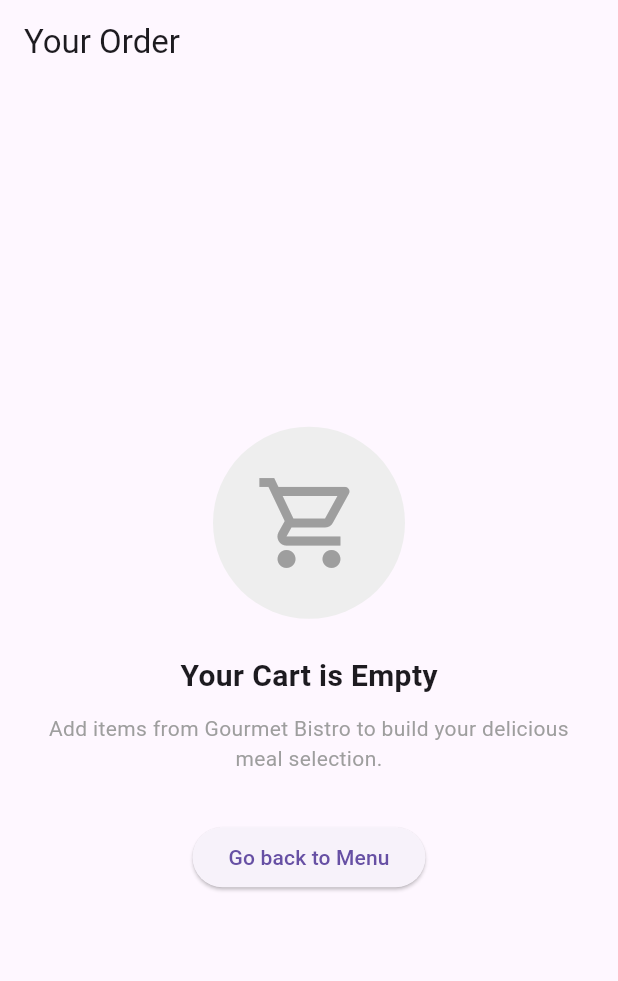
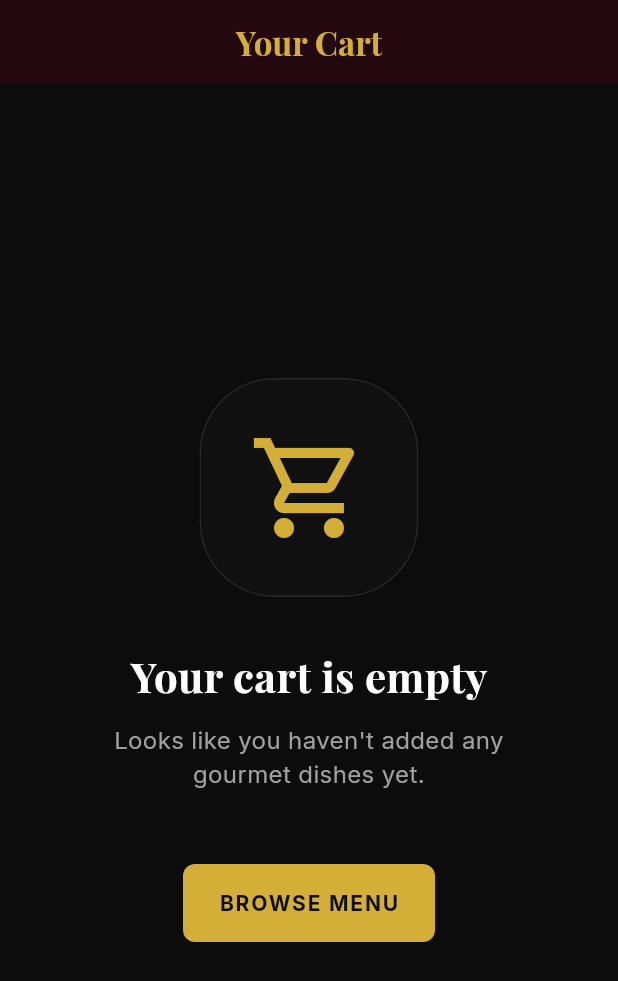
Before and after one commit to Manishraj019/aftercare01, a Flutter app: the CartScreen screen opened by its route, on a phone screen of 412 x 824 dp. Shown: the top 981 px of the screen. Run offline on Flutter 3.47's test engine with Material 3 defaults, Android fonts, the phone set to English and light mode, and no system bars; our stand-ins replace cloud_firestore, dartz, equatable, firebase_auth, firebase_core, flutter_riverpod and 3 more; accounts and stored records are empty; statements that could not run were skipped.

Commit message:
feat(cart): redesign cart with glassmorphism panels, gold accents, and luxury bill details layout

```diff
--- a/lib/features/menu/presentation/screens/cart_screen.dart
+++ b/lib/features/menu/presentation/screens/cart_screen.dart
@@ -1,6 +1,9 @@
 import 'package:flutter/material.dart';
 import 'package:flutter_riverpod/flutter_riverpod.dart';
 import 'package:go_router/go_router.dart';
+import 'package:google_fonts/google_fonts.dart';
+import 'package:restaurantos/core/theme/app_theme.dart';
+import 'package:restaurantos/core/widgets/food_app_widgets.dart';
 import 'package:restaurantos/features/menu/presentation/viewmodels/cart_viewmodel.dart';
 
 class CartScreen extends ConsumerWidget {
@@ -11,39 +14,111 @@ class CartScreen extends ConsumerWidget {
     final cartItems = ref.watch(cartViewModelProvider);
     final cartNotifier = ref.read(cartViewModelProvider.notifier);
 
-    // Empty Cart State Representation
     if (cartItems.isEmpty) {
       return Scaffold(
-        appBar: AppBar(title: const Text('Your Order')),
+        backgroundColor: AppTheme.bgDarkCharcoal,
+        appBar: _buildAppBar(context, cartNotifier, isEmpty: true),
         body: Center(
-          child: Padding(
-            padding: const EdgeInsets.all(28.0),
           child: Column(
             mainAxisAlignment: MainAxisAlignment.center,
             children: [
-                Container(
-                  padding: const EdgeInsets.all(28),
-                  decoration: BoxDecoration(
-                    color: Colors.grey.shade200,
-                    shape: BoxShape.circle,
-                  ),
-                  child: const Icon(Icons.shopping_cart_outlined, size: 72, color: Colors.grey),
-                ),
-                const SizedBox(height: 24),
-                const Text(
-                  'Your Cart is Empty',
-                  style: TextStyle(fontSize: 20, fontWeight: FontWeight.bold),
-                ),
-                const SizedBox(height: 10),
-                const Text(
-                  'Add items from Gourmet Bistro to build your delicious meal selection.',
-                  textAlign: TextAlign.center,
-                  style: TextStyle(color: Colors.grey),
+              GlassContainer(
+                blur: 15, opacity: 0.5,
+                borderRadius: BorderRadius.circular(50),
+                padding: const EdgeInsets.all(32),
+                child: const Icon(Icons.shopping_cart_outlined,
+                    size: 80, color: AppTheme.primaryGold),
               ),
               const SizedBox(height: 32),
-                ElevatedButton(
+              Text('Your cart is empty',
+                  style: GoogleFonts.playfairDisplay(
+                    color: AppTheme.pureWhite, fontSize: 28, fontWeight: FontWeight.bold,
+                  )),
+              const SizedBox(height: 12),
+              Padding(
+                padding: const EdgeInsets.symmetric(horizontal: 48),
+                child: Text(
+                  'Looks like you haven\'t added any gourmet dishes yet.',
+                  textAlign: TextAlign.center,
+                  style: GoogleFonts.inter(color: AppTheme.textMuted, fontSize: 16),
+                ),
+              ),
+              const SizedBox(height: 48),
+              FoodPrimaryButton(
                 onPressed: () => context.pop(),
-                  child: const Text('Go back to Menu'),
+                label: 'BROWSE MENU',
+              ),
+            ],
+          ),
+        ),
+      );
+    }
+
+    return Scaffold(
+      backgroundColor: AppTheme.bgDarkCharcoal,
+      appBar: _buildAppBar(context, cartNotifier),
+      body: SingleChildScrollView(
+        padding: const EdgeInsets.only(bottom: 120),
+        child: Column(
+          children: [
+            // Cart Items
+            GlassContainer(
+              margin: const EdgeInsets.all(20),
+              blur: 20, opacity: 0.8,
+              child: ListView.separated(
+                physics: const NeverScrollableScrollPhysics(),
+                shrinkWrap: true,
+                padding: const EdgeInsets.all(24),
+                itemCount: cartItems.length,
+                separatorBuilder: (context, index) => Divider(height: 32, color: AppTheme.borderLight),
+                itemBuilder: (context, index) {
+                  final item = cartItems[index];
+                  return _CartItemRow(
+                    item: item,
+                    onDecrement: () => cartNotifier.updateQuantity(item.itemId, -1),
+                    onIncrement: () => cartNotifier.updateQuantity(item.itemId, 1),
+                  );
+                },
+              ),
+            ),
+
+            // Bill Details Receipt
+            GlassContainer(
+              margin: const EdgeInsets.symmetric(horizontal: 20),
+              blur: 20, opacity: 0.8,
+              child: _BillCard(cartNotifier: cartNotifier),
+            ),
+          ],
+        ),
+      ),
+      bottomSheet: GlassContainer(
+        blur: 30, opacity: 0.95,
+        color: AppTheme.bgDarkCharcoal.withValues(alpha: 0.9),
+        borderRadius: const BorderRadius.vertical(top: Radius.circular(24)),
+        border: Border(top: BorderSide(color: AppTheme.borderLight)),
+        padding: const EdgeInsets.all(24),
+        child: SafeArea(
+          child: Row(
+            children: [
+              Expanded(
+                flex: 1,
+                child: Column(
+                  mainAxisSize: MainAxisSize.min,
+                  crossAxisAlignment: CrossAxisAlignment.start,
+                  children: [
+                    Text('Grand Total', style: GoogleFonts.inter(color: AppTheme.textMuted, fontSize: 12, letterSpacing: 1)),
+                    Text('\$${cartNotifier.total.toStringAsFixed(2)}', style: GoogleFonts.playfairDisplay(color: AppTheme.pureWhite, fontSize: 24, fontWeight: FontWeight.bold)),
+                  ],
+                ),
+              ),
+              Expanded(
+                flex: 2,
+                child: FoodPrimaryButton(
+                  key: const Key('checkoutButton'),
+                  onPressed: () => context.push('/customer/checkout'),
+                  label: 'PROCEED',
+                  icon: Icons.arrow_forward_rounded,
+                ),
               ),
             ],
           ),
@@ -52,168 +127,155 @@ class CartScreen extends ConsumerWidget {
     );
   }
 
-    return Scaffold(
-      appBar: AppBar(
-        title: const Text('Your Order'),
-        actions: [
+  PreferredSizeWidget _buildAppBar(BuildContext context, CartViewModel cartNotifier,
+      {bool isEmpty = false}) {
+    return AppBar(
+      title: Text('Your Cart', style: GoogleFonts.playfairDisplay(color: AppTheme.primaryGold, fontWeight: FontWeight.bold, fontSize: 22)),
+      centerTitle: true,
+      backgroundColor: AppTheme.bgDeepBurgundy,
+      elevation: 0,
+      iconTheme: const IconThemeData(color: AppTheme.primaryGold),
+      actions: isEmpty
+          ? null
+          : [
               IconButton(
                 key: const Key('clearCartButton'),
-            icon: const Icon(Icons.delete_sweep_outlined, color: Colors.redAccent),
-            onPressed: () => cartNotifier.clearCart(),
+                icon: const Icon(Icons.delete_outline_rounded, color: AppTheme.textMuted),
+                onPressed: () {
+                  showDialog(
+                    context: context,
+                    builder: (context) => AlertDialog(
+                      backgroundColor: AppTheme.bgDarkPanel,
+                      shape: RoundedRectangleBorder(borderRadius: BorderRadius.circular(16), side: BorderSide(color: AppTheme.borderLight)),
+                      title: Text('Clear Cart?', style: GoogleFonts.playfairDisplay(color: AppTheme.pureWhite, fontWeight: FontWeight.bold)),
+                      content: Text('Are you sure you want to remove all items from your cart?', style: GoogleFonts.inter(color: AppTheme.textLight)),
+                      actions: [
+                        TextButton(
+                          onPressed: () => Navigator.pop(context),
+                          child: Text('CANCEL', style: GoogleFonts.inter(color: AppTheme.textMuted, fontWeight: FontWeight.bold)),
+                        ),
+                        TextButton(
+                          onPressed: () {
+                            cartNotifier.clearCart();
+                            Navigator.pop(context);
+                          },
+                          child: Text('CLEAR', style: GoogleFonts.inter(color: AppTheme.nonVegRed, fontWeight: FontWeight.bold)),
                         ),
                       ],
                     ),
-      body: Column(
+                  );
+                },
+                tooltip: 'Clear Cart',
+              ),
+            ],
+    );
+  }
+}
+
+// ─── Cart Item Row ─────────────────────────────────────────────────
+class _CartItemRow extends StatelessWidget {
+  final dynamic item;
+  final VoidCallback onDecrement;
+  final VoidCallback onIncrement;
+
+  const _CartItemRow({
+    required this.item,
+    required this.onDecrement,
+    required this.onIncrement,
+  });
+
+  @override
+  Widget build(BuildContext context) {
+    return Row(
+      crossAxisAlignment: CrossAxisAlignment.start,
       children: [
-          // Cart Items List
-          Expanded(
-            child: ListView.builder(
-              padding: const EdgeInsets.symmetric(horizontal: 16.0),
-              itemCount: cartItems.length,
-              itemBuilder: (context, index) {
-                final item = cartItems[index];
-
-                return Card(
-                  margin: const EdgeInsets.only(bottom: 12.0),
-                  child: Padding(
-                    padding: const EdgeInsets.all(12.0),
-                    child: Row(
-                      children: [
-                        // Small item thumbnail
-                        Image.network(
-                          item.imageUrl,
-                          width: 60,
-                          height: 60,
-                          fit: BoxFit.cover,
-                          errorBuilder: (_, _, _) => Container(
-                            width: 60,
-                            height: 60,
-                            color: Colors.grey.shade300,
-                            child: const Icon(Icons.fastfood, size: 24, color: Colors.white54),
-                          ),
-                        ),
-                        const SizedBox(width: 16),
-                        // Item Details
+        // Name & price
         Expanded(
           child: Column(
             crossAxisAlignment: CrossAxisAlignment.start,
             children: [
-                              Text(
-                                item.name,
-                                style: const TextStyle(fontWeight: FontWeight.bold, fontSize: 15),
-                                maxLines: 1,
-                                overflow: TextOverflow.ellipsis,
-                              ),
-                              const SizedBox(height: 4),
-                              Text(
-                                '\$${item.price.toStringAsFixed(2)} each',
-                                style: const TextStyle(fontSize: 12, color: Colors.grey),
-                              ),
+              Text(item.name,
+                  style: GoogleFonts.inter(
+                    color: AppTheme.pureWhite, fontSize: 16, fontWeight: FontWeight.bold,
+                  )),
+              const SizedBox(height: 6),
+              Text('\$${item.price.toStringAsFixed(2)}',
+                  style: GoogleFonts.inter(color: AppTheme.primaryGold, fontSize: 14, fontWeight: FontWeight.w500)),
             ],
           ),
         ),
-                        // Stepper count controls
-                        Row(
-                          children: [
-                            IconButton(
-                              key: Key('dec_${item.itemId}'),
-                              icon: const Icon(Icons.remove_circle_outline, size: 22, color: Colors.grey),
-                              onPressed: () => cartNotifier.updateQuantity(item.itemId, -1),
+        const SizedBox(width: 16),
+        // Stepper
+        AddStepperButton(
+          quantity: item.quantity,
+          onAdd: onIncrement,
+          onRemove: onDecrement,
         ),
-                            Text(
-                              '${item.quantity}',
-                              style: const TextStyle(fontWeight: FontWeight.bold, fontSize: 14),
-                            ),
-                            IconButton(
-                              key: Key('inc_${item.itemId}'),
-                              icon: const Icon(Icons.add_circle_outline, size: 22, color: Colors.grey),
-                              onPressed: () => cartNotifier.updateQuantity(item.itemId, 1),
-                            ),
-                          ],
-                        ),
-                        // Total price
+        const SizedBox(width: 16),
+        // Item Total
         SizedBox(
           width: 60,
           child: Text(
-                            '\$${item.total.toStringAsFixed(2)}',
-                            textAlign: TextAlign.end,
-                            style: const TextStyle(fontWeight: FontWeight.bold),
+            '\$${(item.price * item.quantity).toStringAsFixed(2)}',
+            textAlign: TextAlign.right,
+            style: GoogleFonts.inter(color: AppTheme.pureWhite, fontSize: 16, fontWeight: FontWeight.bold),
           ),
         ),
       ],
-                    ),
-                  ),
     );
-              },
-            ),
-          ),
+  }
+}
 
-          // Bill Details Summary card
-          Card(
-            margin: const EdgeInsets.all(16.0),
-            child: Padding(
-              padding: const EdgeInsets.all(16.0),
+// ─── Bill Card ─────────────────────────────────────────────────────
+class _BillCard extends StatelessWidget {
+  final CartViewModel cartNotifier;
+
+  const _BillCard({required this.cartNotifier});
+
+  @override
+  Widget build(BuildContext context) {
+    return Padding(
+      padding: const EdgeInsets.all(24),
       child: Column(
         crossAxisAlignment: CrossAxisAlignment.stretch,
         children: [
-                  const Text('Bill Details', style: TextStyle(fontWeight: FontWeight.bold, fontSize: 16)),
-                  const SizedBox(height: 16),
+          Text('Bill Details',
+              style: GoogleFonts.playfairDisplay(
+                color: AppTheme.primaryGold, fontSize: 18, fontWeight: FontWeight.bold,
+              )),
+          const SizedBox(height: 20),
+          _billRow('Item Total', '\$${cartNotifier.subtotal.toStringAsFixed(2)}'),
+          const SizedBox(height: 12),
+          _billRow('Taxes & Charges', '\$${cartNotifier.tax.toStringAsFixed(2)}'),
+          const SizedBox(height: 12),
+          _billRow('Delivery Partner Fee', '\$${cartNotifier.deliveryFee.toStringAsFixed(2)}'),
+          Padding(
+            padding: const EdgeInsets.symmetric(vertical: 20),
+            child: Divider(color: AppTheme.borderLight),
+          ),
           Row(
             mainAxisAlignment: MainAxisAlignment.spaceBetween,
             children: [
-                      const Text('Item Subtotal'),
-                      Text('\$${cartNotifier.subtotal.toStringAsFixed(2)}'),
+              Text('Grand Total',
+                  style: GoogleFonts.inter(
+                    color: AppTheme.pureWhite, fontSize: 16, fontWeight: FontWeight.bold,
+                  )),
+              Text('\$${cartNotifier.total.toStringAsFixed(2)}',
+                  style: GoogleFonts.inter(fontSize: 18, fontWeight: FontWeight.bold, color: AppTheme.primaryGold)),
             ],
-                  ),
-                  const SizedBox(height: 8),
-                  Row(
-                    mainAxisAlignment: MainAxisAlignment.spaceBetween,
-                    children: [
-                      const Text('Taxes & Charges (8%)'),
-                      Text('\$${cartNotifier.tax.toStringAsFixed(2)}'),
-                    ],
-                  ),
-                  const SizedBox(height: 8),
-                  Row(
-                    mainAxisAlignment: MainAxisAlignment.spaceBetween,
-                    children: [
-                      const Text('Delivery Fee'),
-                      Text('\$${cartNotifier.deliveryFee.toStringAsFixed(2)}'),
-                    ],
-                  ),
-                  const Divider(height: 24),
-                  Row(
-                    mainAxisAlignment: MainAxisAlignment.spaceBetween,
-                    children: [
-                      const Text('Grand Total', style: TextStyle(fontWeight: FontWeight.bold, fontSize: 16)),
-                      Text(
-                        '\$${cartNotifier.total.toStringAsFixed(2)}',
-                        style: TextStyle(
-                          fontWeight: FontWeight.bold,
-                          fontSize: 18,
-                          color: Theme.of(context).colorScheme.primary,
-                        ),
-                      ),
-                    ],
-                  ),
-                ],
-              ),
-            ),
-          ),
-
-          // Place Order CTA
-          Padding(
-            padding: const EdgeInsets.only(left: 16.0, right: 16.0, bottom: 24.0),
-            child: ElevatedButton(
-              key: const Key('checkoutButton'),
-              onPressed: () {
-                context.push('/customer/checkout');
-              },
-              child: const Text('Proceed to Checkout'),
-            ),
           ),
         ],
       ),
     );
   }
+
+  Widget _billRow(String label, String value) {
+    return Row(
+      mainAxisAlignment: MainAxisAlignment.spaceBetween,
+      children: [
+        Text(label, style: GoogleFonts.inter(color: AppTheme.textMuted, fontSize: 14)),
+        Text(value, style: GoogleFonts.inter(color: AppTheme.pureWhite, fontSize: 14, fontWeight: FontWeight.w500)),
+      ],
+    );
   }
+}
```
Lines whose indentation alone changed are shown as unchanged.
